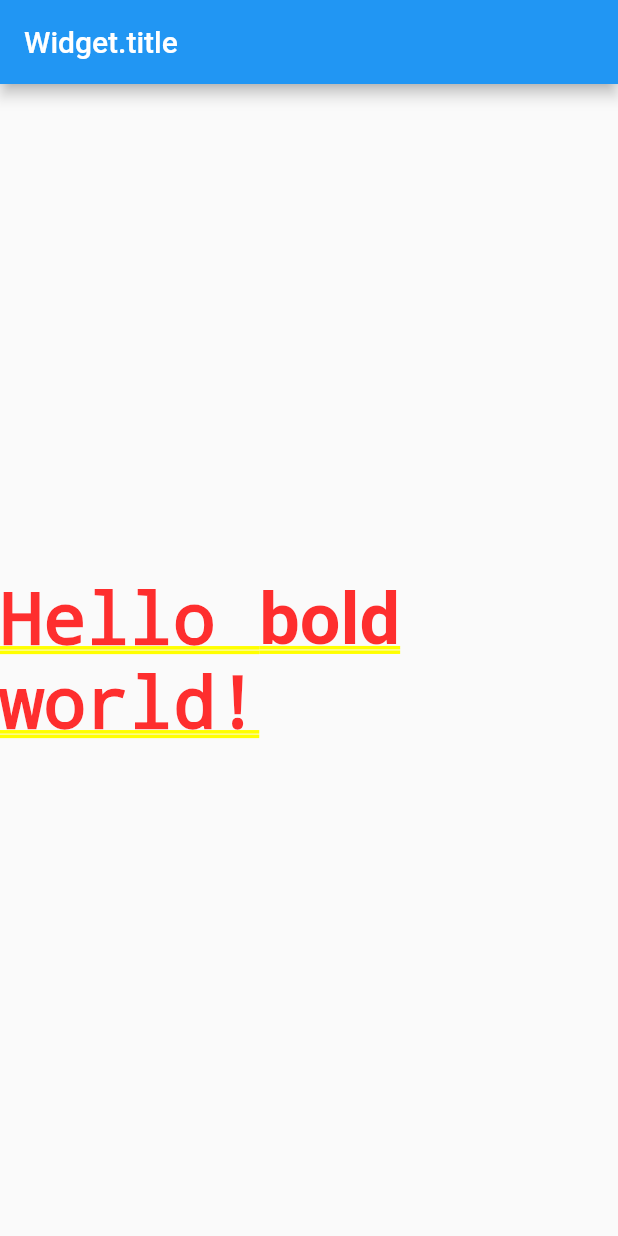
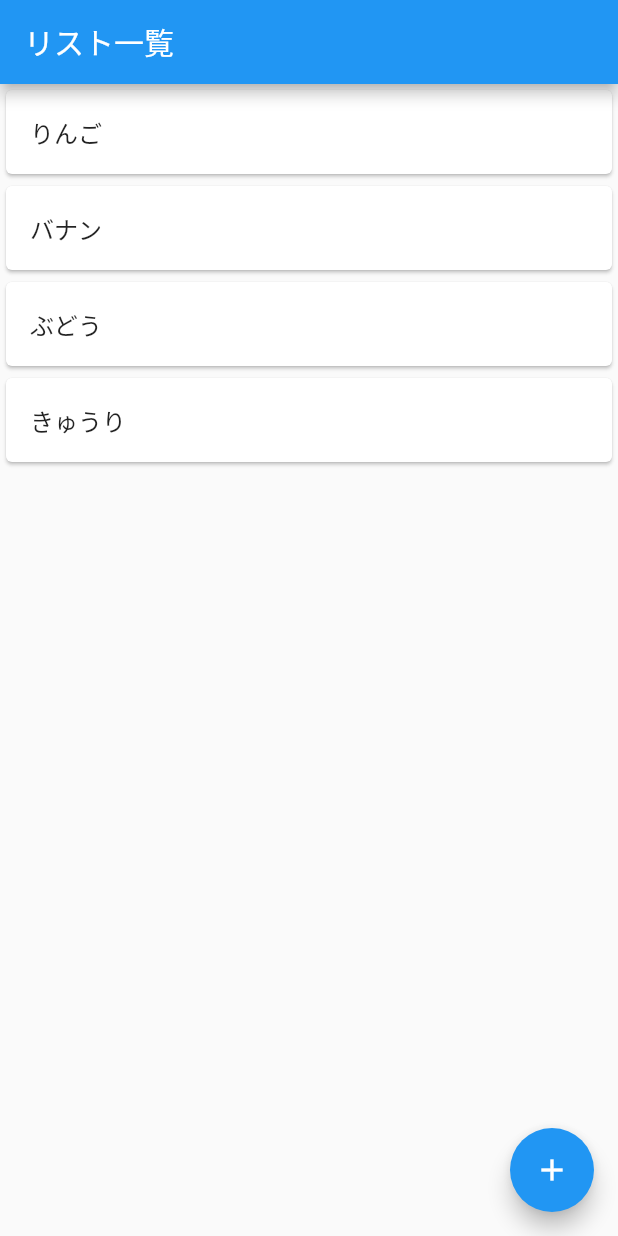
Before and after one commit to taizo-pro/flutter_test_app1, a Flutter app: the screen it shows after launch, on a phone screen of 412 x 824 dp. Run offline on Flutter 3.47's test engine with Material 2 defaults, Android fonts, the phone set to English and light mode, and no system bars.

Commit message:
タスク一覧画面作成

```diff
--- a/lib/main.dart
+++ b/lib/main.dart
@@ -2,62 +2,55 @@ import 'package:flutter/material.dart';
 import 'package:test_app1/next_page.dart';
 
 void main() {
-  runApp(MyApp());
+  runApp(todoApp());
 }
 
-class MyApp extends StatelessWidget {
-  // This widget is the root of your application.
+class todoApp extends StatelessWidget {
   @override
   Widget build(BuildContext context) {
-    return MaterialApp(
-      title: 'Flutter Demo',
-      theme: ThemeData(
-        primarySwatch: Colors.blue,
-      ),
-      home: MyHomePage(),
+    return new MaterialApp(
+      home: new TodoListPage(),
     );
   }
 }
 
-class MyHomePage extends StatefulWidget {
-  MyHomePage({Key key, this.title}) : super(key: key);
-
-
-  final String title;
-
+class TodoListPage extends StatefulWidget {
   @override
-  _MyHomePageState createState() => _MyHomePageState();
+  _TodoListPageState createState() => _TodoListPageState();
 }
 
-class _MyHomePageState extends State<MyHomePage> {
-  int _counter = 0;
-
-  void _incrementCounter() {
-    setState(() {
-      _counter++;
-    });
-  }
-
-  String text = '次へ';
+class _TodoListPageState extends State<TodoListPage> {
+  List<String> todoList = [];
 
   @override
   Widget build(BuildContext context) {
     return Scaffold(
-      appBar: AppBar(
-        title: Text('Widget.title'),
-      ),
-      body: Center(
-        child: RichText(
-          text: TextSpan(
-            text: 'Hello ',
-            style: DefaultTextStyle.of(context).style,
-            children: <TextSpan>[
-              TextSpan(text: 'bold', style: TextStyle(fontWeight: FontWeight.bold)),
-              TextSpan(text: ' world!'),
-            ],
-          ),
+        appBar: AppBar(
+          title: Text('リスト一覧'),
         ),
-      ),
-    );
+        body: ListView(
+          children: [
+            Card(child: ListTile(title: Text('りんご'))),
+            Card(child: ListTile(title: Text('バナン'))),
+            Card(child: ListTile(title: Text('ぶどう'))),
+            Card(child: ListTile(title: Text('きゅうり'))),
+          ],
+        ),
+        floatingActionButton: FloatingActionButton(
+          onPressed: () async {
+            final newListText = await Navigator.push(
+              context,
+              MaterialPageRoute(builder: (context) => TodoAddPage()),
+            );
+            print("newListText");
+            print(newListText);
+            if (newListText != null) {
+              setState(() {
+                todoList.add(newListText);
+              });
+            }
+          },
+          child: Icon(Icons.add),
+        ));
   }
 }
```
